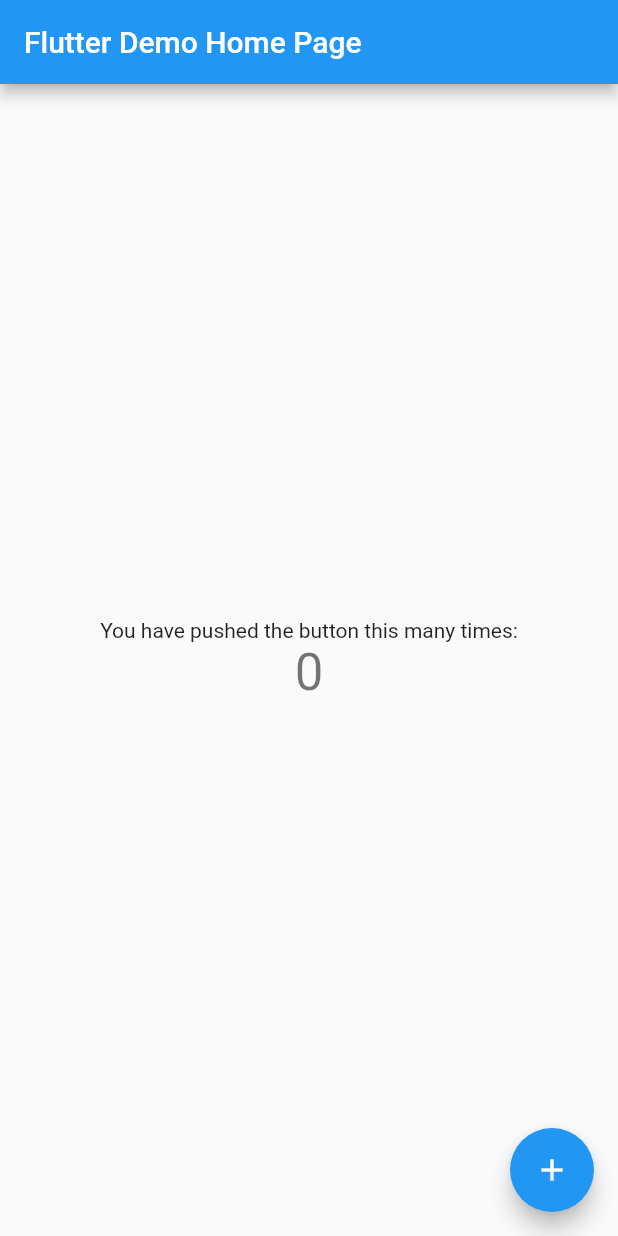
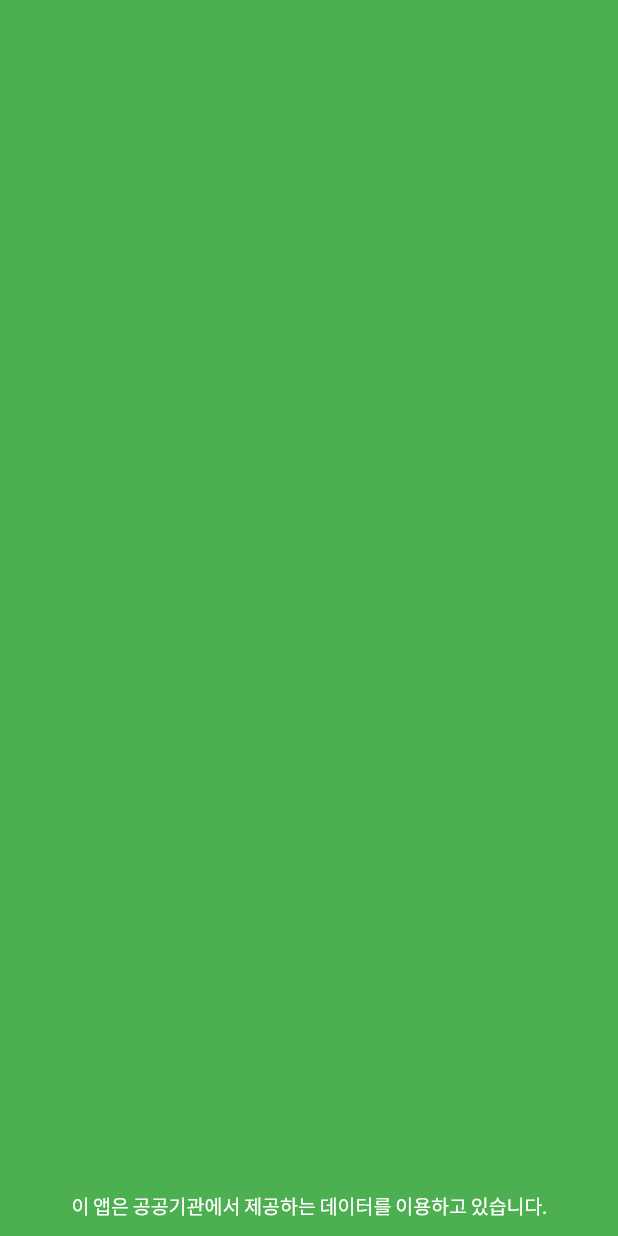
Before and after one commit to younghokim-seoul/farming_manager, a Flutter app: the screen it shows after launch, on a phone screen of 412 x 824 dp. Run offline on Flutter 3.47's test engine with Material 2 defaults, Android fonts, the phone set to English and light mode, and no system bars; our stand-ins replace get, google_fonts; missing offline and left inert: fimber.

Commit message:
base 소스 구현

```diff
--- /dev/null
+++ b/lib/constants/app_theme.dart
@@ -0,0 +1,8 @@
+import 'package:flutter/material.dart';
+
+class AppTheme {
+  static final ThemeData light = ThemeData(
+    primarySwatch: Colors.blue,
+    brightness: Brightness.light,
+  );
+}
--- /dev/null
+++ b/lib/constants/colors.dart
@@ -0,0 +1,16 @@
+import 'package:flutter/material.dart';
+
+abstract class AppColors {
+  static const text = Colors.black;
+  static const textSecondary = Colors.grey;
+
+
+// fixed colors
+  static const white = Colors.white;
+  static const black = Colors.black;
+  static const grey = Colors.grey;
+  static const grey20 = Color(0xFFEEEEEE);
+  static const lightGrey = Color(0xFFBDBDBD);
+  static const red = Colors.redAccent;
+  static const green = Colors.green;
+}
--- /dev/null
+++ b/lib/controller/splash/splash_binding.dart
@@ -0,0 +1,8 @@
+import 'package:get/get.dart';
+
+class SplashBinding extends Bindings{
+  @override
+  void dependencies() {
+    // TODO: implement dependencies
+  }
+}
--- /dev/null
+++ b/lib/controller/splash/splash_view_model.dart
@@ -0,0 +1,14 @@
+import 'package:get/get.dart';
+
+class SplashViewModel extends GetxController {
+
+  @override
+  void onReady() {
+    super.onReady();
+  }
+
+  @override
+  void onInit() {
+    super.onInit();
+  }
+}
--- a/lib/main.dart
+++ b/lib/main.dart
@@ -1,6 +1,15 @@
+import 'package:farming_manager/constants/app_theme.dart';
+import 'package:farming_manager/controller/splash/splash_binding.dart';
+import 'package:farming_manager/router/AppPages.dart';
+import 'package:farming_manager/router/routese.dart';
+import 'package:farming_manager/screens/splash.dart';
+import 'package:fimber/fimber.dart';
 import 'package:flutter/material.dart';
+import 'package:get/get_navigation/src/root/get_material_app.dart';
+import 'package:get/get_navigation/src/routes/transitions_type.dart';
 
-void main() {
+void main() async {
+  Fimber.plantTree(DebugTree(useColors: true));
   runApp(const MyApp());
 }
 
@@ -10,106 +19,15 @@ class MyApp extends StatelessWidget {
   // This widget is the root of your application.
   @override
   Widget build(BuildContext context) {
-    return MaterialApp(
-      title: 'Flutter Demo',
-      theme: ThemeData(
-        // This is the theme of your application.
-        //
-        // Try running your application with "flutter run". You'll see the
-        // application has a blue toolbar. Then, without quitting the app, try
-        // changing the primarySwatch below to Colors.green and then invoke
-        // "hot reload" (press "r" in the console where you ran "flutter run",
-        // or simply save your changes to "hot reload" in a Flutter IDE).
-        // Notice that the counter didn't reset back to zero; the application
-        // is not restarted.
-        primarySwatch: Colors.blue,
-      ),
-      home: const MyHomePage(title: 'Flutter Demo Home Page'),
+    return GetMaterialApp(
+      debugShowCheckedModeBanner: false,
+      defaultTransition: Transition.cupertino,
+      theme: AppTheme.light,
+      themeMode: ThemeMode.light,
+      home: const SplashScreen(),
+      initialBinding: SplashBinding(),
+      initialRoute: Routes.SPLASH,
+      getPages: AppPages.pages,
     );
   }
 }
-
-class MyHomePage extends StatefulWidget {
-  const MyHomePage({Key? key, required this.title}) : super(key: key);
-
-  // This widget is the home page of your application. It is stateful, meaning
-  // that it has a State object (defined below) that contains fields that affect
-  // how it looks.
-
-  // This class is the configuration for the state. It holds the values (in this
-  // case the title) provided by the parent (in this case the App widget) and
-  // used by the build method of the State. Fields in a Widget subclass are
-  // always marked "final".
-
-  final String title;
-
-  @override
-  State<MyHomePage> createState() => _MyHomePageState();
-}
-
-class _MyHomePageState extends State<MyHomePage> {
-  int _counter = 0;
-
-  void _incrementCounter() {
-    setState(() {
-      // This call to setState tells the Flutter framework that something has
-      // changed in this State, which causes it to rerun the build method below
-      // so that the display can reflect the updated values. If we changed
-      // _counter without calling setState(), then the build method would not be
-      // called again, and so nothing would appear to happen.
-      _counter++;
-    });
-  }
-
-  @override
-  Widget build(BuildContext context) {
-    // This method is rerun every time setState is called, for instance as done
-    // by the _incrementCounter method above.
-    //
-    // The Flutter framework has been optimized to make rerunning build methods
-    // fast, so that you can just rebuild anything that needs updating rather
-    // than having to individually change instances of widgets.
-    return Scaffold(
-      appBar: AppBar(
-        // Here we take the value from the MyHomePage object that was created by
-        // the App.build method, and use it to set our appbar title.
-        title: Text(widget.title),
-      ),
-      body: Center(
-        // Center is a layout widget. It takes a single child and positions it
-        // in the middle of the parent.
-        child: Column(
-          // Column is also a layout widget. It takes a list of children and
-          // arranges them vertically. By default, it sizes itself to fit its
-          // children horizontally, and tries to be as tall as its parent.
-          //
-          // Invoke "debug painting" (press "p" in the console, choose the
-          // "Toggle Debug Paint" action from the Flutter Inspector in Android
-          // Studio, or the "Toggle Debug Paint" command in Visual Studio Code)
-          // to see the wireframe for each widget.
-          //
-          // Column has various properties to control how it sizes itself and
-          // how it positions its children. Here we use mainAxisAlignment to
-          // center the children vertically; the main axis here is the vertical
-          // axis because Columns are vertical (the cross axis would be
-          // horizontal).
-          mainAxisAlignment: MainAxisAlignment.center,
-          children: <Widget>[
-            const Text(
-              'You have pushed the button this many times:',
-            ),
-            Text(
-              '$_counter',
-              style: Theme.of(context).textTheme.headline4,
-            ),
-          ],
-        ),
-      ),
-      floatingActionButton: FloatingActionButton(
-        onPressed: _incrementCounter,
-        tooltip: 'Increment',
-        child: const Icon(Icons.add),
-      ), // This trailing comma makes auto-formatting nicer for build methods.
-    );
-  }
-}
--- /dev/null
+++ b/lib/router/AppPages.dart
@@ -0,0 +1,9 @@
+import 'package:farming_manager/controller/splash/splash_binding.dart';
+import 'package:farming_manager/router/routese.dart';
+import 'package:farming_manager/screens/splash.dart';
+import 'package:get/get.dart';
+abstract class AppPages {
+  static final pages = [
+    GetPage(name: Routes.SPLASH, page: () => SplashScreen(), binding: SplashBinding()),
+    ];
+}
--- /dev/null
+++ b/lib/router/routese.dart
@@ -0,0 +1,4 @@
+abstract class Routes {
+  static const SPLASH = '/splash';
+  static const HOME = '/home';
+}
--- /dev/null
+++ b/lib/screens/splash.dart
@@ -0,0 +1,33 @@
+import 'package:farming_manager/constants/colors.dart';
+import 'package:farming_manager/controller/splash/splash_view_model.dart';
+import 'package:flutter/material.dart';
+import 'package:get/get.dart';
+import 'package:google_fonts/google_fonts.dart';
+
+class SplashScreen extends GetView<SplashViewModel> {
+  const SplashScreen({Key? key}) : super(key: key);
+
+  @override
+  Widget build(BuildContext context) {
+    return Scaffold(
+        body: Container(
+          color: AppColors.green,
+          child:      Column(
+            children: [
+              Expanded(
+                  child: Container(
+
+
+                  )),
+              SizedBox(
+                height: 30,
+                child: Text(
+                  '이 앱은 공공기관에서 제공하는 데이터를 이용하고 있습니다.',
+                  style: GoogleFonts.lato(fontWeight: FontWeight.w400,fontSize: 13,color: AppColors.white),
+                ),
+              )
+            ],
+          ),
+        ));
+  }
+}
--- a/pubspec.yaml
+++ b/pubspec.yaml
@@ -34,6 +34,9 @@ dependencies:
   # The following adds the Cupertino Icons font to your application.
   # Use with the CupertinoIcons class for iOS style icons.
   cupertino_icons: ^1.0.2
+  get: ^4.6.1
+  fimber: ^0.6.5
+  google_fonts: ^2.3.1
 
 dev_dependencies:
   flutter_test:
```
Also changed, not shown: pubspec.lock.
